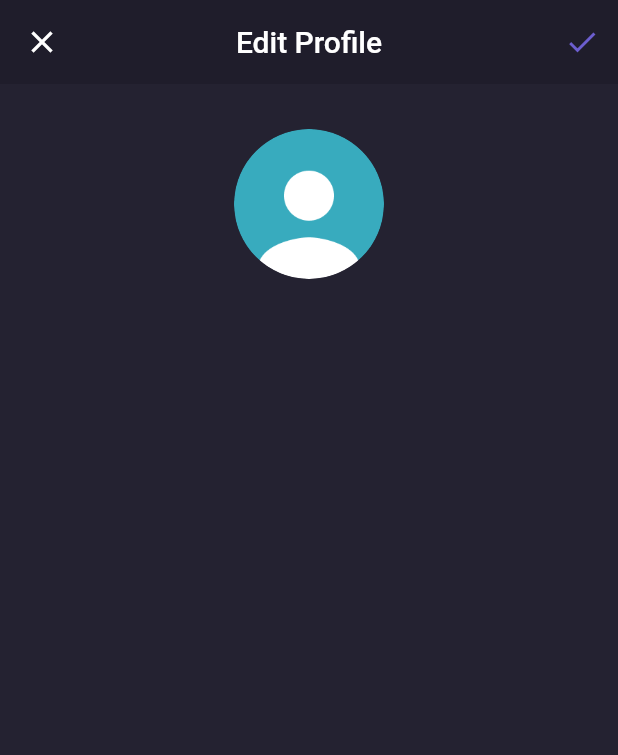
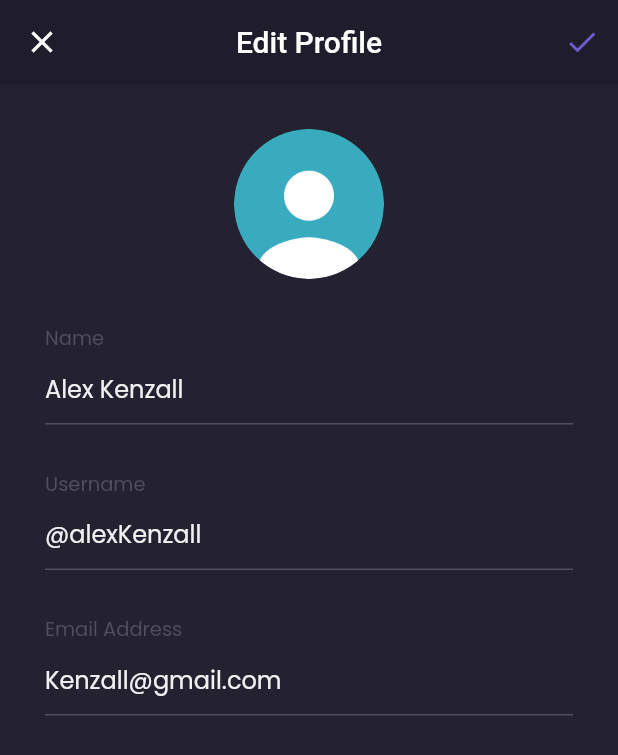
Before and after one commit to AsepCahyudin/saveshamo, a Flutter app: the EditProfilePage screen opened by its route, on a phone screen of 412 x 824 dp. Shown: the top 755 px of the screen. Run offline on Flutter 3.47's test engine with Material 2 defaults, Android fonts, the light colour scheme and no system bars; our stand-ins replace google_fonts.

Commit message:
form edit profile

```diff
--- a/lib/pages/edit_profile_page.dart
+++ b/lib/pages/edit_profile_page.dart
@@ -30,6 +30,99 @@ class EditProfilePage extends StatelessWidget {
       );
     }
 
+    Widget nameInput() {
+      return Container(
+        margin: const EdgeInsets.only(
+          top: 30,
+        ),
+        child: Column(
+          crossAxisAlignment: CrossAxisAlignment.start,
+          children: [
+            Text(
+              'Name',
+              style: secondaryTextStyle.copyWith(
+                fontSize: 13,
+              ),
+            ),
+            TextFormField(
+              style: primaryTextStyle,
+              decoration: InputDecoration(
+                hintText: 'Alex Kenzall',
+                hintStyle: primaryTextStyle,
+                enabledBorder: UnderlineInputBorder(
+                  borderSide: BorderSide(
+                    color: subtitleColor,
+                  ),
+                ),
+              ),
+            ),
+          ],
+        ),
+      );
+    }
+
+    Widget usernameInput() {
+      return Container(
+        margin: const EdgeInsets.only(
+          top: 30,
+        ),
+        child: Column(
+          crossAxisAlignment: CrossAxisAlignment.start,
+          children: [
+            Text(
+              'Username',
+              style: secondaryTextStyle.copyWith(
+                fontSize: 13,
+              ),
+            ),
+            TextFormField(
+              style: primaryTextStyle,
+              decoration: InputDecoration(
+                hintText: '@alexKenzall',
+                hintStyle: primaryTextStyle,
+                enabledBorder: UnderlineInputBorder(
+                  borderSide: BorderSide(
+                    color: subtitleColor,
+                  ),
+                ),
+              ),
+            ),
+          ],
+        ),
+      );
+    }
+
+    Widget emailInput() {
+      return Container(
+        margin: const EdgeInsets.only(
+          top: 30,
+        ),
+        child: Column(
+          crossAxisAlignment: CrossAxisAlignment.start,
+          children: [
+            Text(
+              'Email Address',
+              style: secondaryTextStyle.copyWith(
+                fontSize: 13,
+              ),
+            ),
+            TextFormField(
+              style: primaryTextStyle,
+              decoration: InputDecoration(
+                hintText: 'Kenzall@gmail.com',
+                hintStyle: primaryTextStyle,
+                enabledBorder: UnderlineInputBorder(
+                  borderSide: BorderSide(
+                    color: subtitleColor,
+                  ),
+                ),
+              ),
+            ),
+          ],
+        ),
+      );
+    }
+
     Widget content() {
       return Container(
         width: double.infinity,
@@ -54,6 +147,9 @@ class EditProfilePage extends StatelessWidget {
                 ),
               ),
             ),
+            nameInput(),
+            usernameInput(),
+            emailInput(),
           ],
         ),
       );
@@ -63,6 +159,7 @@ class EditProfilePage extends StatelessWidget {
       backgroundColor: backgroundColor3,
       appBar: header(),
       body: content(),
+      resizeToAvoidBottomInset: false,
     );
   }
 }
```
